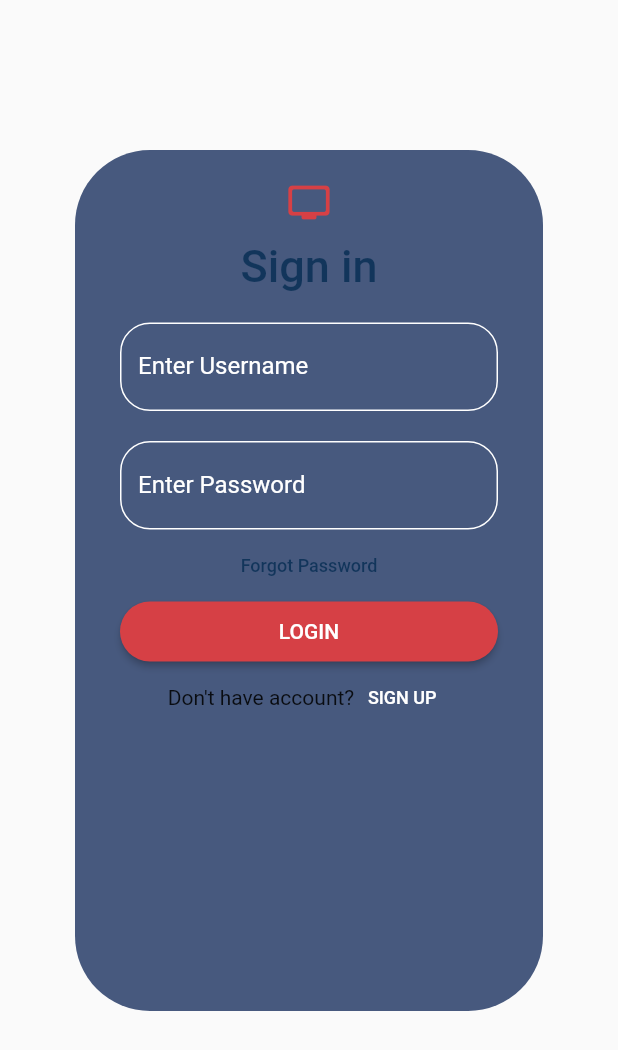
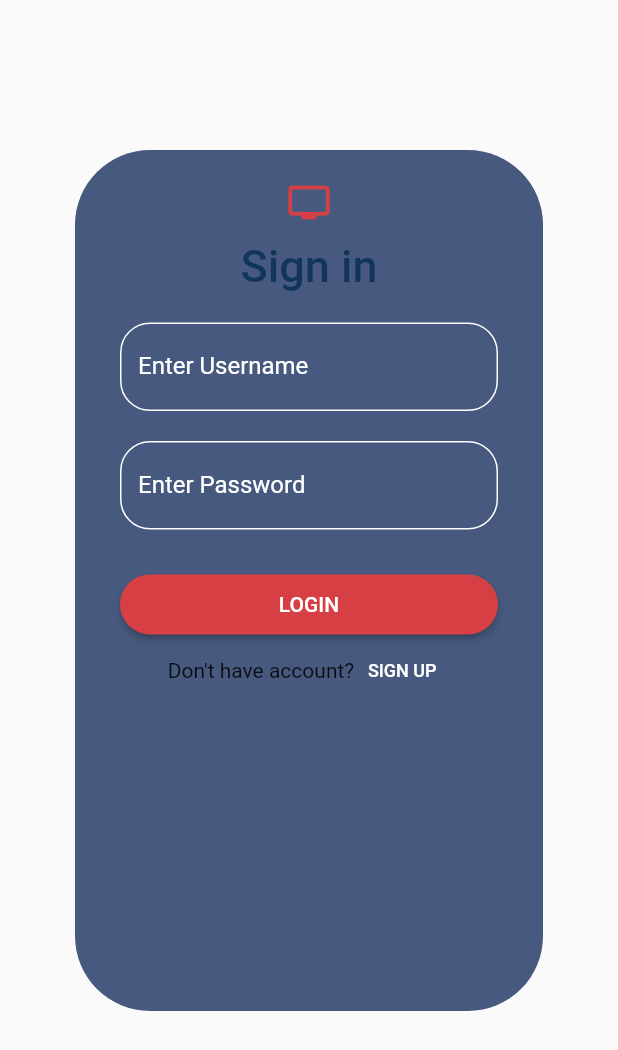
Before and after one commit to lochanar99/TVShowsFlutter, a Flutter app: the Login screen opened by its route, on a phone screen of 412 x 824 dp. Shown: the top 1050 px of the screen. Run offline on Flutter 3.47's test engine with Material 2 defaults, Android fonts, the phone set to English and light mode, and no system bars; our stand-ins replace sqflite; accounts and stored records are empty.

Commit message:
remoed forgot password button

```diff
--- a/lib/pages/login.dart
+++ b/lib/pages/login.dart
@@ -96,21 +96,9 @@ class _State extends State<Login> {
                     )
                   ),
                 ),
-                TextButton(
-                  child: Text(
-                        "Forgot Password",
-                        style: TextStyle(
-                          fontSize: 12,
-                          fontWeight: FontWeight.w500,
-                          color: Theme.of(context).accentColor)
-                        ),
-                  onPressed: (){
-                    //forgot password screen
-                  },
-
-                ),
                 Container(
                   height: 40,
+                  margin: EdgeInsets.fromLTRB(0, 30, 0, 0),
                   padding: EdgeInsets.fromLTRB(10, 0, 10, 0),
                   child: ElevatedButton(
                     child: Text(
```
Lines whose indentation alone changed are shown as unchanged.
